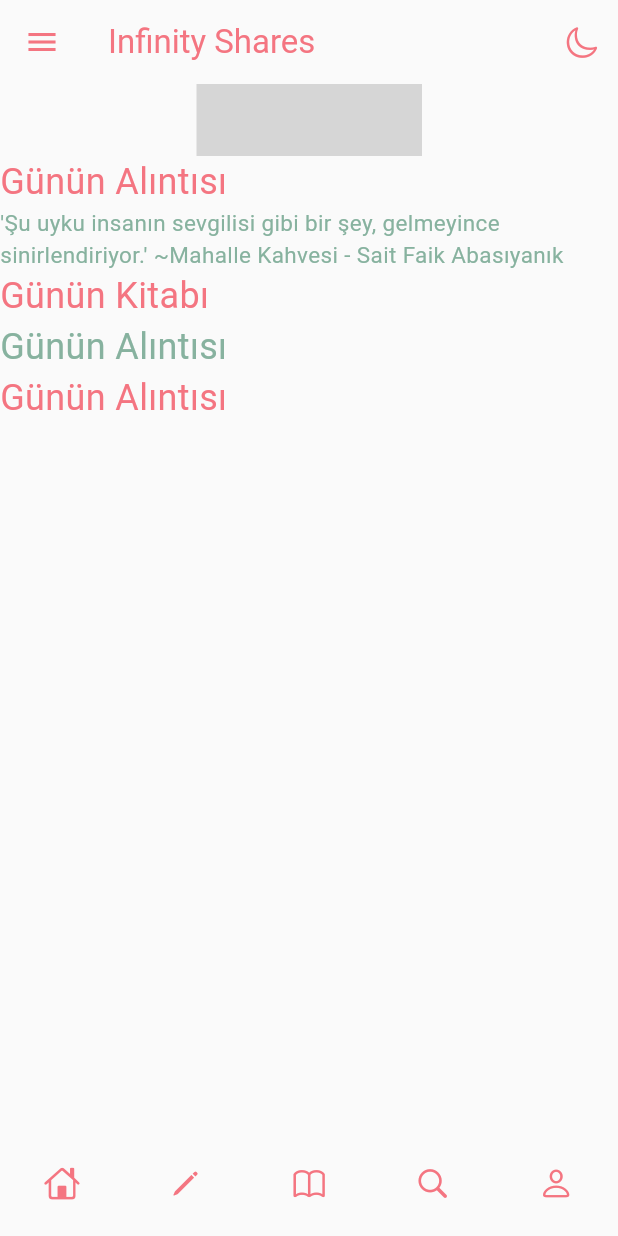
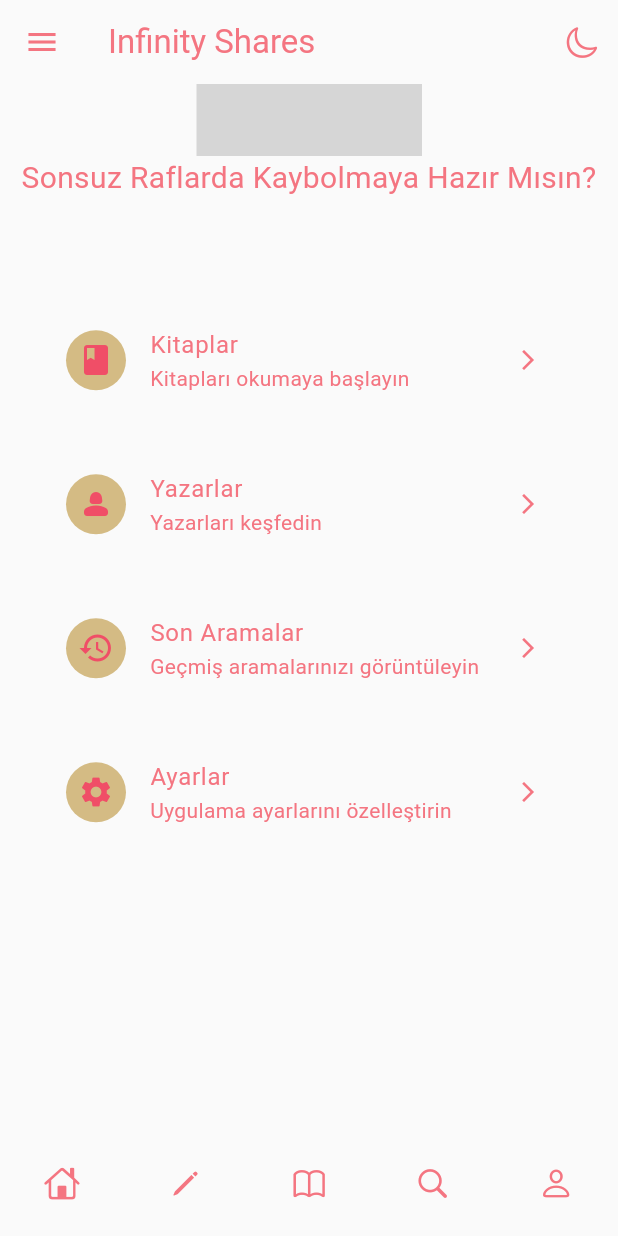
Before and after one commit to KeremAgiroz/InfiniteShelves, a Flutter app: the HomeScreen screen opened by its route, on a phone screen of 412 x 824 dp. Run offline on Flutter 3.47's test engine with Material 3 defaults, Android fonts, the phone set to English and light mode, and no system bars; our stand-ins replace go_router, google_fonts, lottie; missing offline and left inert: dotlottie_loader; grey boxes are pictures that could not be loaded.

Commit message:
Home_Screen güncelleştirildi, flutter_launcher_icons dosyası eklendi ve uygulamaya icon konuldu gerekli paketler yüklendi...

```diff
--- a/lib/core/themes.dart
+++ b/lib/core/themes.dart
@@ -96,7 +96,7 @@ final darkTheme = ThemeData(
     bodySmall: GoogleFonts.roboto(
         // fontSize: 30,
         ),
-    bodyMedium: GoogleFonts.roboto(),
+    bodyMedium: GoogleFonts.acme(),
     bodyLarge: GoogleFonts.roboto(),
     labelSmall: GoogleFonts.roboto(),
     labelMedium: GoogleFonts.roboto(),
--- a/lib/screens/authors_screen.dart
+++ b/lib/screens/authors_screen.dart
@@ -120,7 +120,7 @@ class AuthorsScreen extends StatelessWidget {
                                   crossAxisAlignment: CrossAxisAlignment.start,
                                   children: [
                                     Text(
-                                      "Necip Fazil Kisakurek",
+                                      "Necip Fazıl Kısakürek",
                                       style: Theme.of(context)
                                           .textTheme
                                           .titleMedium,
--- a/lib/screens/home_screen.dart
+++ b/lib/screens/home_screen.dart
@@ -9,6 +9,7 @@ import 'package:flutter_app/widgets/bottom_menu.dart';
 import 'package:go_router/go_router.dart';
 import 'package:lottie/lottie.dart';
 import 'package:provider/provider.dart';
+import 'package:flutter_app/widgets/suggested_action_card.dart';
 
 class HomeScreen extends StatelessWidget {
   const HomeScreen({super.key});
@@ -68,30 +69,22 @@ class HomeScreen extends StatelessWidget {
             ListTile(
               leading: const Icon(CupertinoIcons.settings),
               title: const Text('Ayarlar'),
-              onTap: () {
-                Navigator.pop(context);
-              },
+              onTap: () => context.push("/settings"),
             ),
             ListTile(
               leading: const Icon(CupertinoIcons.person),
               title: const Text('Profil'),
-              onTap: () {
-                Navigator.pop(context);
-              },
+              onTap: () => context.go("/profile"),
             ),
             ListTile(
               leading: const Icon(CupertinoIcons.pencil),
               title: const Text('Yazarlar'),
-              onTap: () {
-                Navigator.pop(context);
-              },
+              onTap: () => context.go("/authors"),
             ),
             ListTile(
               leading: const Icon(CupertinoIcons.book),
               title: const Text('Kitaplar'),
-              onTap: () {
-                Navigator.pop(context);
-              },
+              onTap: () => context.go("/books"),
             ),
             Spacer(),
             Divider(),
@@ -128,36 +121,57 @@ class HomeScreen extends StatelessWidget {
             child: ListView(
               children: [
                 Text(
-                "Günün Alıntısı",
+                  textAlign: TextAlign.center,
+                  "Sonsuz Raflarda Kaybolmaya Hazır Mısın?",
                   style: TextStyle(
-                  fontSize: 24,
+                    fontSize: 20,
                     color: colors["onSurface"],
                   ),
                 ),
-              Text(
-                "'Şu uyku insanın sevgilisi gibi bir şey, gelmeyince sinirlendiriyor.' ~Mahalle Kahvesi - Sait Faik Abasıyanık",
-                style: TextStyle(
-                  fontSize: 15,
-                  color: colors["onSecondary"],
+              ],
             ),
           ),
-              Text(
-                "Günün Kitabı",
-                style: TextStyle(
-                  fontSize: 24,
-                  color: colors["onSurface"],
+          Expanded(
+            flex: 8,
+            child: Container(
+              decoration: BoxDecoration(
+                color: Theme.of(context).colorScheme.surfaceVariant,
+                borderRadius: BorderRadius.vertical(top: Radius.circular(32)),
+              ),
+              child: ListView(
+                padding: EdgeInsets.all(24),
+                children: [
+                  SuggestedActionCard(
+                    icon: Icons.book,
+                    title: "Kitaplar",
+                    subtitle: "Kitapları okumaya başlayın",
+                    onTap: () => context.push("/books"),
+                  ),
+                  SizedBox(height: 16),
+                  SuggestedActionCard(
+                    icon: Icons.person_2_rounded,
+                    title: "Yazarlar",
+                    subtitle: "Yazarları keşfedin",
+                    onTap: () => context.push("/authors"),
+                  ),
+                  SizedBox(height: 16),
+                  SuggestedActionCard(
+                    icon: Icons.history,
+                    title: "Son Aramalar",
+                    subtitle: "Geçmiş aramalarınızı görüntüleyin",
+                    onTap: () => context.push("/search"),
+                  ),
+                  SizedBox(height: 16),
+                  SuggestedActionCard(
+                    icon: Icons.settings,
+                    title: "Ayarlar",
+                    subtitle: "Uygulama ayarlarını özelleştirin",
+                    onTap: () => context.push("/settings"),
+                  ),
+                ],
               ),
             ),
-              Text(
-                "Günün Alıntısı",
-                style: TextStyle(fontSize: 24, color: colors["onSecondary"]),
           ),
-              Text(
-                "Günün Alıntısı",
-                style: TextStyle(fontSize: 24),
-              ),
-            ],
-          ))
         ],
       ),
 
--- /dev/null
+++ b/lib/widgets/suggested_action_card.dart
@@ -0,0 +1,32 @@
+import 'package:flutter/material.dart';
+
+class SuggestedActionCard extends StatelessWidget {
+  final IconData icon;
+  final String title;
+  final String subtitle;
+  final VoidCallback onTap;
+
+  const SuggestedActionCard({
+    required this.icon,
+    required this.title,
+    required this.subtitle,
+    required this.onTap,
+  });
+
+  @override
+  Widget build(BuildContext context) {
+    return Card(
+      elevation: 0,
+      child: ListTile(
+        onTap: onTap,
+        leading: CircleAvatar(
+          backgroundColor: Theme.of(context).colorScheme.primary,
+          child: Icon(icon, color: Theme.of(context).colorScheme.onPrimary),
+        ),
+        title: Text(title),
+        subtitle: Text(subtitle),
+        trailing: Icon(Icons.arrow_forward_ios, size: 16),
+      ),
+    );
+  }
+}
--- a/pubspec.yaml
+++ b/pubspec.yaml
@@ -11,6 +11,7 @@ dependencies:
   dotlottie_loader: ^0.0.4
   flutter:
     sdk: flutter
+  flutter_launcher_icons: ^0.14.3
   flutter_secure_storage: ^9.2.4
   go_router: ^14.7.1
   google_fonts: ^6.2.1
```
Also changed, not shown: flutter_launcher_icons.yaml (added, +23 -0 lines), lib/screens/books_screen.dart (+4 -4 lines), lib/screens/search_screen.dart (+16 -1 lines), assets/icons/icon.png (added), pubspec.lock, 47 other files. Lines whose indentation alone changed are shown as unchanged.
